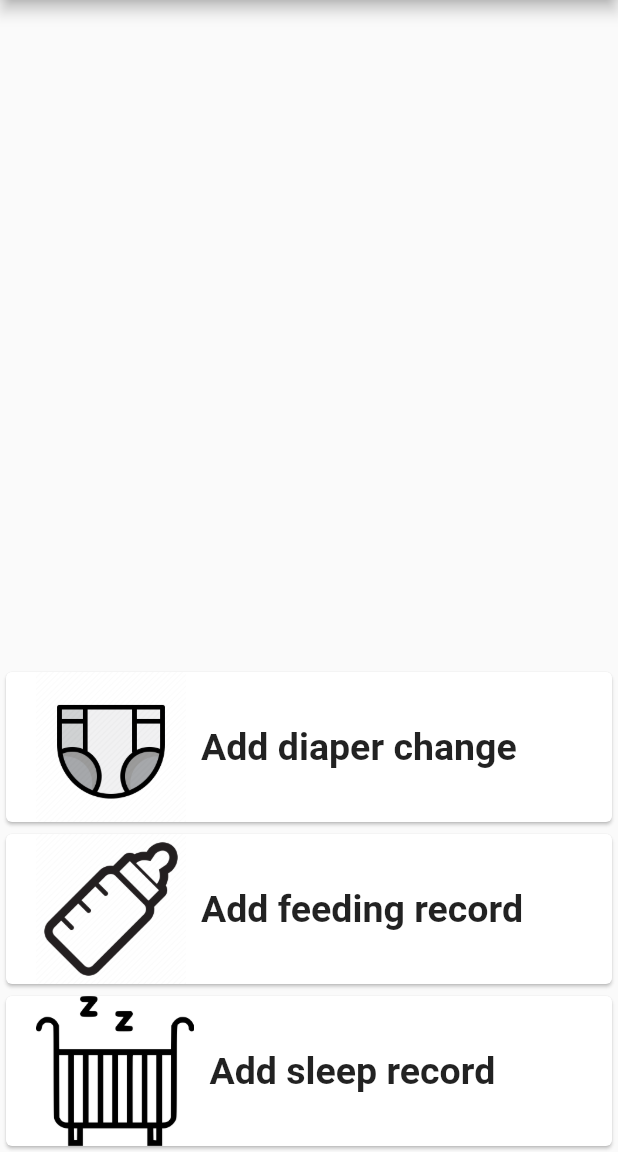
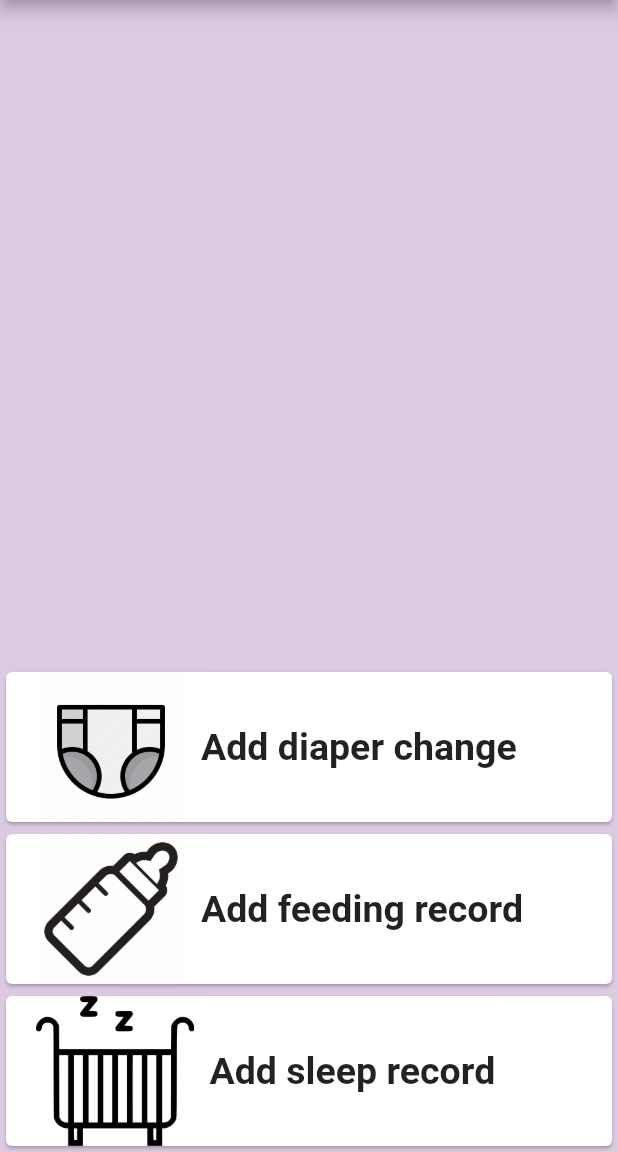
Before and after one commit to clintegarrison/baby-sync, a Flutter app: the screen it shows once a user with an empty profile is signed in, on a phone screen of 412 x 824 dp, the part 84-1236 px from its top. Run offline on Flutter 3.47's test engine with Material 2 defaults, Android fonts, the phone set to English and light mode, and no system bars; our stand-ins replace cloud_firestore, firebase_auth, firebase_core, flutter_svg; accounts and stored records are empty; network calls fail.

Commit message:
various adds

```diff
--- a/lib/main.dart
+++ b/lib/main.dart
@@ -5,6 +5,8 @@ import 'package:cloud_firestore/cloud_firestore.dart';
 import 'package:firebase_auth/firebase_auth.dart';
 import 'package:firebase_core/firebase_core.dart';
 import 'package:flutter/material.dart';
+import 'package:flutter_svg/svg.dart';
+import 'package:intl/intl.dart';
 import 'package:provider/provider.dart';
 
 import 'firebase_options.dart';
@@ -80,6 +82,8 @@ class _MyHomePageState extends State<MyHomePage> {
       body: Center(
         // Center is a layout widget. It takes a single child and positions it
         // in the middle of the parent.
+        child: Container(
+          color: Color.fromARGB(100, 174, 125, 189),
           child: Column(
             // Column is also a layout widget. It takes a list of children and
             // arranges them vertically. By default, it sizes itself to fit its
@@ -111,10 +115,7 @@ class _MyHomePageState extends State<MyHomePage> {
                   onTap: () {
                     log('Card tapped.');
                     Navigator.push(
-                    context,
-                    MaterialPageRoute(
-                        builder: (context) => const DiaperChange()),
-                  );
+                        context, SlideRightRoute(page: DiaperChange()));
                   },
                   child: SizedBox(
                       width: double.infinity,
@@ -186,6 +187,7 @@ class _MyHomePageState extends State<MyHomePage> {
                 ),
               )
             ],
+          ),
         ),
       ), // This trailing comma makes auto-formatting nicer for build methods.
     );
@@ -351,9 +353,10 @@ class Login extends StatelessWidget {
               builder: (BuildContext context, state, Widget? child) {
                 if (state.authenticated) {
                   String title = 'Baby Sync';
-                  if (state._user?.email != null && state._user?.email != '') {
+                  if (state._user?.displayName != null &&
+                      state._user?.displayName != '') {
                     title += ' - ';
-                    title += state._user?.email ?? '';
+                    title += state._user?.displayName ?? '';
                   }
                   WidgetsBinding.instance?.addPostFrameCallback((_) {
                     Navigator.push(
@@ -407,12 +410,12 @@ class BabyEvent {
   BabyEvent(
       {required this.eventType,
       required this.timestamp,
-      required this.userId,
-      required this.email});
+      required this.email,
+      required this.displayName});
   final String eventType;
-  final int timestamp;
-  final String userId;
+  final DateTime timestamp;
   final String email;
+  final String displayName;
 }
 
 class MyAppState extends ChangeNotifier {
@@ -432,6 +435,13 @@ class MyAppState extends ChangeNotifier {
     FirebaseAuth.instance.userChanges().listen((user) {
       if (user != null) {
         authenticated = true;
+        if (user.displayName!.isEmpty) {
+          if (user.email!.contains('clint')) {
+            user.updateDisplayName('Clint');
+          } else {
+            user.updateDisplayName('Brianna');
+          }
+        }
         _eventsSubscription = FirebaseFirestore.instance
             .collection('events')
             .orderBy('timestamp', descending: true)
@@ -439,12 +449,14 @@ class MyAppState extends ChangeNotifier {
             .listen((snapshot) {
           _babyEvents = [];
           for (final document in snapshot.docs) {
+            var timestamp = document.data()['timestamp'];
+            var dateTime = DateTime.fromMillisecondsSinceEpoch(timestamp);
             _babyEvents.add(
               BabyEvent(
                 eventType: document.data()['eventType'] as String,
-                timestamp: document.data()['timestamp'],
-                userId: document.data()['userId'] as String,
+                timestamp: dateTime,
                 email: document.data()['email'] as String,
+                displayName: document.data()['displayName'] as String,
               ),
             );
           }
@@ -475,14 +487,14 @@ class MyAppState extends ChangeNotifier {
       'eventType': eventType,
       'timestamp': DateTime.now().millisecondsSinceEpoch,
       'userId': FirebaseAuth.instance.currentUser!.uid,
-      'email': FirebaseAuth.instance.currentUser!.email
+      'email': FirebaseAuth.instance.currentUser!.email,
+      'displayName': FirebaseAuth.instance.currentUser!.displayName
     });
   }
 }
 
 class BabyEventsWidget extends StatefulWidget {
   const BabyEventsWidget(this.babyEvents);
-  // final FutureOr<void> Function(String message) addMessage;
   final List<BabyEvent> babyEvents;
 
   @override
@@ -495,28 +507,81 @@ class _BabyEventsState extends State<BabyEventsWidget> {
   @override
   // Modify from here
   Widget build(BuildContext context) {
-    return Column(
+    return Container(
+        margin: EdgeInsets.fromLTRB(20, 0, 20, 0),
+        child: Card(
+            child: Column(
           children: [
-        // for (var i = 0; i < 10; i++) Text('testing'),
-        for (var babyEvent in widget.babyEvents)
+            for (var i = 0; i < widget.babyEvents.length; i++)
+
+              // OG below...
               SizedBox(
                   width: double.infinity,
                   height: 50,
                   child: Container(
+                    // color: Colors.amber,
+                    margin: EdgeInsets.fromLTRB(10, 0, 10, 0),
+                    decoration: BoxDecoration(
+                      color: Colors.white,
+                      border: i == 0
+                          ? Border() // This will create no border for the first item
+                          : Border(
+                              top: BorderSide(
+                                  width: 1,
+                                  color: Colors.grey
+                                      .shade300)), // This will create top borders for the rest
+                    ),
                     child: Row(
                       children: [
-                    SizedBox(width: 20),
-                    Image(image: AssetImage('images/diaper.png')),
+                        SvgPicture.asset(
+                          'images/diaper.svg',
+                          width: 40.0,
+                          height: 40.0,
+                          color: Colors.blue[800],
+                        ),
                         SizedBox(width: 10),
                         Text(
-                      babyEvent.email + ' @ ' + babyEvent.timestamp.toString(),
+                          widget.babyEvents[i].displayName +
+                              ' : ' +
+                              widget.babyEvents[i].eventType +
+                              ' @ ' +
+                              DateFormat("hh:mm a")
+                                  .format(widget.babyEvents[i].timestamp),
                           style: new TextStyle(
-                          fontWeight: FontWeight.bold, fontSize: 10),
-                    )
+                              fontWeight: FontWeight.bold,
+                              fontSize: 10,
+                              color: Colors.blue[800]),
+                        ),
                       ],
                     ),
                   )),
           ],
+        )));
+  }
+}
+
+class SlideRightRoute extends PageRouteBuilder {
+  final Widget page;
+  SlideRightRoute({required this.page})
+      : super(
+          pageBuilder: (
+            BuildContext context,
+            Animation<double> animation,
+            Animation<double> secondaryAnimation,
+          ) =>
+              page,
+          transitionsBuilder: (
+            BuildContext context,
+            Animation<double> animation,
+            Animation<double> secondaryAnimation,
+            Widget child,
+          ) =>
+              SlideTransition(
+            position: Tween<Offset>(
+              begin: const Offset(-1, 0),
+              end: Offset.zero,
+            ).animate(animation),
+            child: child,
+          ),
         );
 }
-}
--- a/pubspec.yaml
+++ b/pubspec.yaml
@@ -32,6 +32,7 @@ dependencies:
   cloud_firestore: ^3.1.6
   provider: ^6.0.2
   firebase_auth: ^3.3.5
+  flutter_svg: any
 
 dev_dependencies:
   flutter_test:
@@ -53,6 +54,7 @@ flutter:
     - images/diaper.png
     - images/bottle.png
     - images/sleeping.png
+    - images/diaper.svg
 
   # An image asset can refer to one or more resolution-specific "variants", see
   # https://flutter.dev/assets-and-images/#resolution-aware.
```
Also changed, not shown: images/diaper.svg (added), pubspec.lock. Lines whose indentation alone changed are shown as unchanged.
